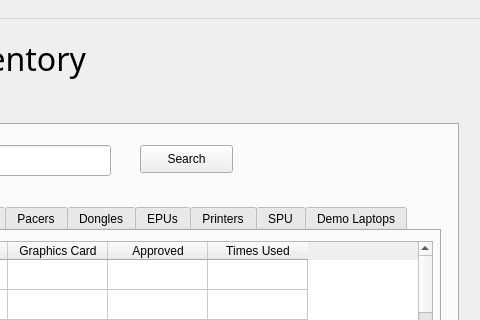
Old version of the form Code/inventory.ui in the repository EranYonai/Auto-Baseline; both pictures show x 562 to 1042 and y 0 to 320 of the 1042 by 1041 pixel window.
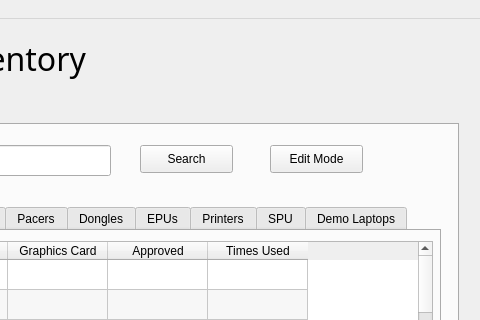
New version of the form. The open tabs and pages were chosen to show the change.

Commit message: Lots of changes! added Update from tablewidget

```diff
--- a/Code/inventory.ui
+++ b/Code/inventory.ui
@@ -68,7 +68,7 @@
        <string>Search:</string>
       </property>
      </widget>
-     <widget class="QLineEdit" name="lineEdit">
+     <widget class="QLineEdit" name="searchEdit">
       <property name="geometry">
        <rect>
         <x>320</x>
@@ -101,7 +101,7 @@
        </rect>
       </property>
       <property name="currentIndex">
-       <number>4</number>
+       <number>1</number>
       </property>
       <widget class="QWidget" name="systems">
        <attribute name="title">
@@ -498,6 +498,18 @@
         <property name="autoScrollMargin">
          <number>8</number>
         </property>
+        <property name="alternatingRowColors">
+         <bool>true</bool>
+        </property>
+        <property name="selectionMode">
+         <enum>QAbstractItemView::SingleSelection</enum>
+        </property>
+        <property name="gridStyle">
+         <enum>Qt::SolidLine</enum>
+        </property>
+        <property name="sortingEnabled">
+         <bool>true</bool>
+        </property>
         <property name="rowCount">
          <number>300</number>
         </property>
@@ -1727,6 +1739,22 @@
        </widget>
       </widget>
      </widget>
+     <widget class="QPushButton" name="editMode_button">
+      <property name="geometry">
+       <rect>
+        <x>810</x>
+        <y>20</y>
+        <width>93</width>
+        <height>28</height>
+       </rect>
+      </property>
+      <property name="text">
+       <string>Edit Mode</string>
+      </property>
+      <property name="checkable">
+       <bool>true</bool>
+      </property>
+     </widget>
     </widget>
     <widget class="QWidget" name="inventory_edit">
      <attribute name="title">
```
The commit also changes 2 other files.
